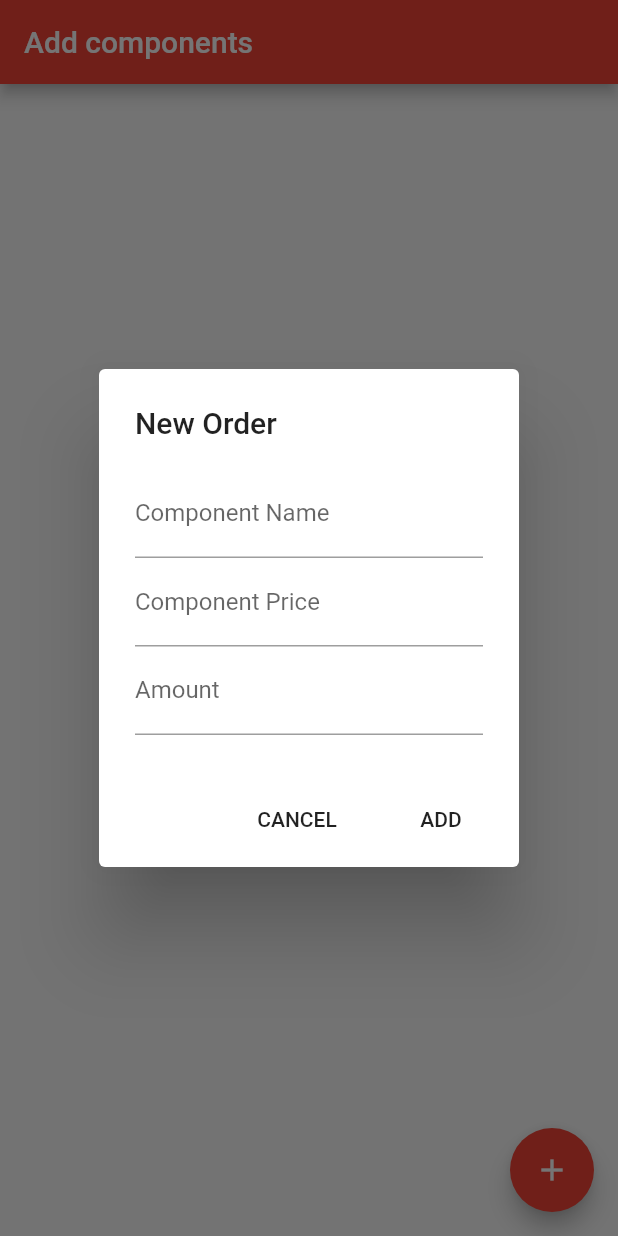
After one commit to RolandTolnay/RepairMe, a Flutter app: the screen it shows after launch, after a tap on the "add" icon, on a phone screen of 412 x 824 dp. The commit adds this screen. Run offline on Flutter 3.47's test engine with Material 2 defaults, Android fonts, the phone set to English and light mode, and no system bars; our stand-ins replace get_it; generated files the repository leaves out were written again.

Commit message:
Added order builder

```diff
--- a/lib/model/order.dart
+++ b/lib/model/order.dart
@@ -5,11 +5,11 @@ import 'component.dart';
 
 class Order {
   final String id;
-  final Component components;
+  final Component component;
   final int amount;
 
   Order({
-    @required this.components,
+    @required this.component,
     @required this.amount,
     id,
   }) : id = id ?? Uuid().v4();
--- /dev/null
+++ b/lib/service/order_builder.dart
@@ -0,0 +1,70 @@
+import 'package:flutter/material.dart';
+
+import '../model/component.dart';
+import '../model/order.dart';
+
+abstract class OrderBuilder {
+  GlobalKey<FormState> get newOrderFormKey;
+
+  TextEditingController get componentNameController;
+  TextEditingController get componentPriceController;
+  TextEditingController get amountController;
+
+  String validateComponentName(String componentName);
+  String validateComponentPrice(String componentPrice);
+  String validateAmount(String amount);
+
+  Order makeOrder();
+}
+
+class RMOrderBuilder implements OrderBuilder {
+  @override
+  final amountController = TextEditingController();
+  @override
+  final componentNameController = TextEditingController();
+  @override
+  final componentPriceController = TextEditingController();
+
+  @override
+  final newOrderFormKey = GlobalKey<FormState>();
+
+  @override
+  Order makeOrder() {
+    if (newOrderFormKey.currentState.validate()) {
+      final component = Component(
+        name: componentNameController.text.trim(),
+        price: int.parse(componentPriceController.text.trim()),
+      );
+      return Order(
+        amount: int.parse(amountController.text.trim()),
+        component: component,
+      );
+    } else {
+      return null;
+    }
+  }
+
+  @override
+  String validateAmount(String amount) {
+    if (amount.trim().isEmpty) return 'Amount cannot be empty';
+    final amountValue = int.tryParse(amount);
+    if (amountValue == null) return 'Invalid amount';
+    if (amountValue < 1) return 'Amount has to be greater than 0';
+    return null;
+  }
+
+  @override
+  String validateComponentName(String componentName) {
+    if (componentName.trim().isEmpty) return 'Component name cannot be empty';
+    return null;
+  }
+
+  @override
+  String validateComponentPrice(String componentPrice) {
+    if (componentPrice.trim().isEmpty) return 'Component price cannot be empty';
+    final priceValue = int.tryParse(componentPrice);
+    if (priceValue == null) return 'Invalid price';
+    if (priceValue < 1) return 'Price has to be greater than 0';
+    return null;
+  }
+}
--- /dev/null
+++ b/lib/service/services.dart
@@ -0,0 +1,9 @@
+import 'package:get_it/get_it.dart';
+
+import 'order_builder.dart';
+
+final service = GetIt.instance;
+
+void setupProviders() {
+  service.registerFactory<OrderBuilder>(() => RMOrderBuilder());
+}
--- /dev/null
+++ b/lib/ui/order_list_page.dart
@@ -0,0 +1,91 @@
+import 'package:flutter/material.dart';
+import 'package:provider/provider.dart';
+
+import '../service/order_builder.dart';
+import '../service/services.dart';
+
+class OrderListPage extends StatelessWidget {
+  const OrderListPage({Key key}) : super(key: key);
+
+  @override
+  Widget build(BuildContext context) {
+    return Scaffold(
+      appBar: AppBar(title: Text('Add components')),
+      body: Center(child: Text('Component List')),
+      floatingActionButton: _AddOrderButton(),
+    );
+  }
+}
+
+class _AddOrderButton extends StatelessWidget {
+  const _AddOrderButton({Key key}) : super(key: key);
+
+  @override
+  Widget build(BuildContext context) {
+    return FloatingActionButton(
+      child: const Icon(Icons.add),
+      onPressed: () async {
+        final order = await showDialog(
+          context: context,
+          barrierDismissible: false,
+          builder: (_) => Provider(
+            create: (_) => service<OrderBuilder>(),
+            child: NewOrderDialog(),
+          ),
+        );
+        print('Created $order');
+      },
+    );
+  }
+}
+
+class NewOrderDialog extends StatelessWidget {
+  const NewOrderDialog({Key key}) : super(key: key);
+
+  @override
+  Widget build(BuildContext context) {
+    final builder = context.read<OrderBuilder>();
+
+    return AlertDialog(
+      title: Text('New Order'),
+      content: Form(
+        key: builder.newOrderFormKey,
+        child: Column(
+          mainAxisSize: MainAxisSize.min,
+          children: [
+            TextFormField(
+              controller: builder.componentNameController,
+              validator: builder.validateComponentName,
+              decoration: InputDecoration(labelText: 'Component Name'),
+            ),
+            TextFormField(
+              controller: builder.componentPriceController,
+              validator: builder.validateComponentPrice,
+              decoration: InputDecoration(labelText: 'Component Price'),
+              keyboardType: TextInputType.number,
+            ),
+            TextFormField(
+              controller: builder.amountController,
+              validator: builder.validateAmount,
+              decoration: InputDecoration(labelText: 'Amount'),
+              keyboardType: TextInputType.number,
+            ),
+          ],
+        ),
+      ),
+      actions: [
+        FlatButton(
+            onPressed: () => Navigator.pop(context, null),
+            child: Text('CANCEL')),
+        FlatButton(
+            onPressed: () {
+              final order = builder.makeOrder();
+              if (order != null) {
+                Navigator.pop(context, order);
+              }
+            },
+            child: Text('ADD'))
+      ],
+    );
+  }
+}
```
Also changed, not shown: lib/main.dart (+5 -21 lines).
